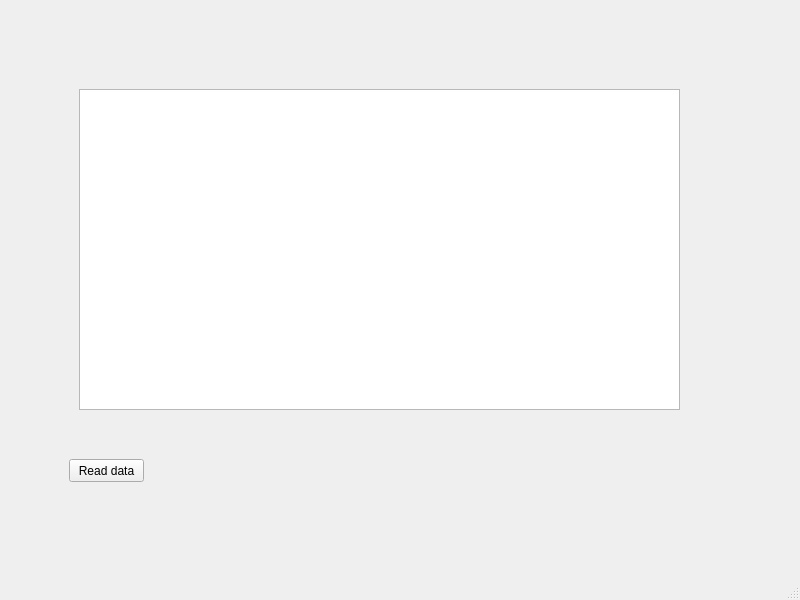
Before: the Qt Designer form mainwindow.ui in viniltc/UsageLogDataParser, drawn with Qt 5.
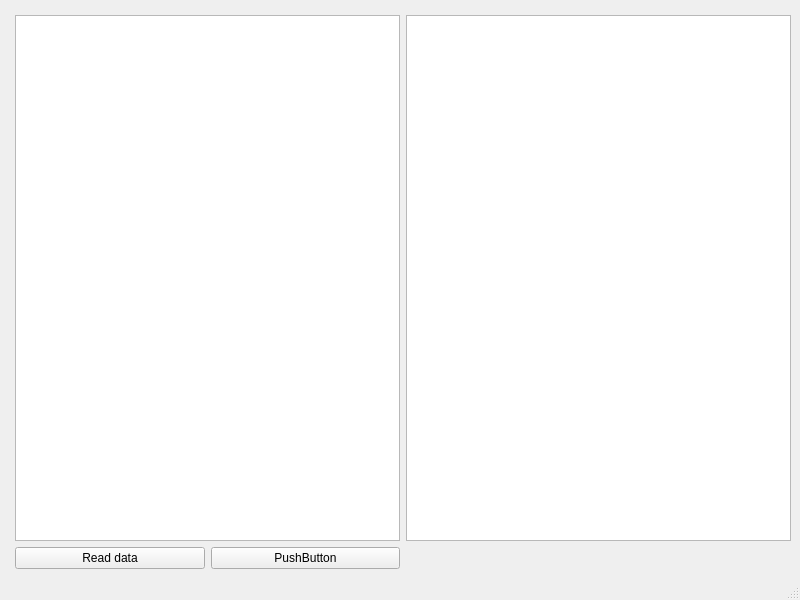
After: the same form once the commit is applied.

Commit message: added table widget

Patch:
```diff
--- a/mainwindow.ui
+++ b/mainwindow.ui
@@ -15,36 +15,38 @@
   </property>
   <widget class="QWidget" name="centralwidget">
    <layout class="QGridLayout" name="gridLayout">
-    <item row="0" column="0">
+    <item row="0" column="0" rowspan="2" colspan="2">
      <widget class="QStackedWidget" name="stackedWidget">
       <widget class="QWidget" name="page">
-       <widget class="QPushButton" name="pushButton">
-        <property name="geometry">
-         <rect>
-          <x>60</x>
-          <y>450</y>
-          <width>75</width>
-          <height>23</height>
-         </rect>
-        </property>
-        <property name="text">
-         <string>Read data</string>
-        </property>
-       </widget>
-       <widget class="QTextEdit" name="dataDisplayTextEdit">
-        <property name="geometry">
-         <rect>
-          <x>70</x>
-          <y>80</y>
-          <width>601</width>
-          <height>321</height>
-         </rect>
-        </property>
-       </widget>
+       <layout class="QGridLayout" name="gridLayout_2"/>
       </widget>
       <widget class="QWidget" name="page_2"/>
      </widget>
     </item>
+    <item row="1" column="1">
+     <widget class="QTextEdit" name="dataDisplayTextEdit"/>
+    </item>
+    <item row="1" column="2">
+     <widget class="QTableWidget" name="dataTableWidget"/>
+    </item>
+    <item row="2" column="1">
+     <layout class="QHBoxLayout" name="horizontalLayout">
+      <item>
+       <widget class="QPushButton" name="pushButton">
+        <property name="text">
+         <string>Read data</string>
+        </property>
+       </widget>
+      </item>
+      <item>
+       <widget class="QPushButton" name="pushButton_2">
+        <property name="text">
+         <string>PushButton</string>
+        </property>
+       </widget>
+      </item>
+     </layout>
+    </item>
    </layout>
   </widget>
   <widget class="QMenuBar" name="menubar">
```
The commit also changes 1 other file.
